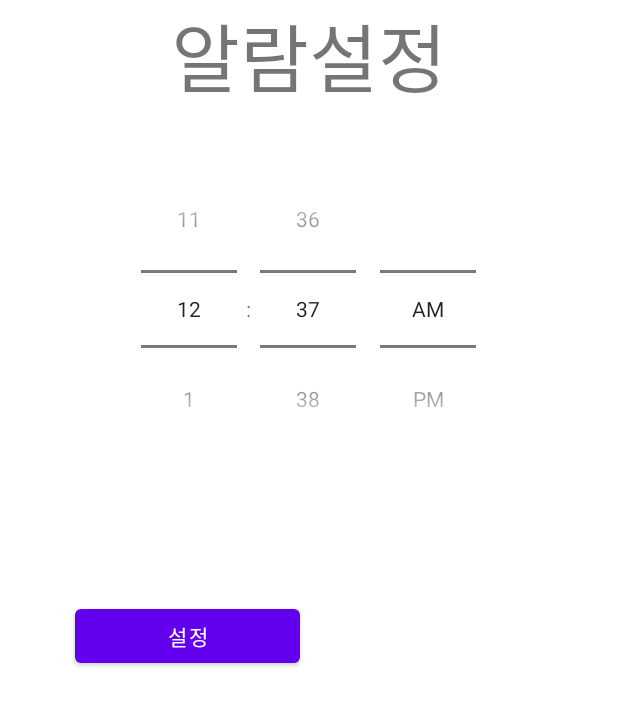
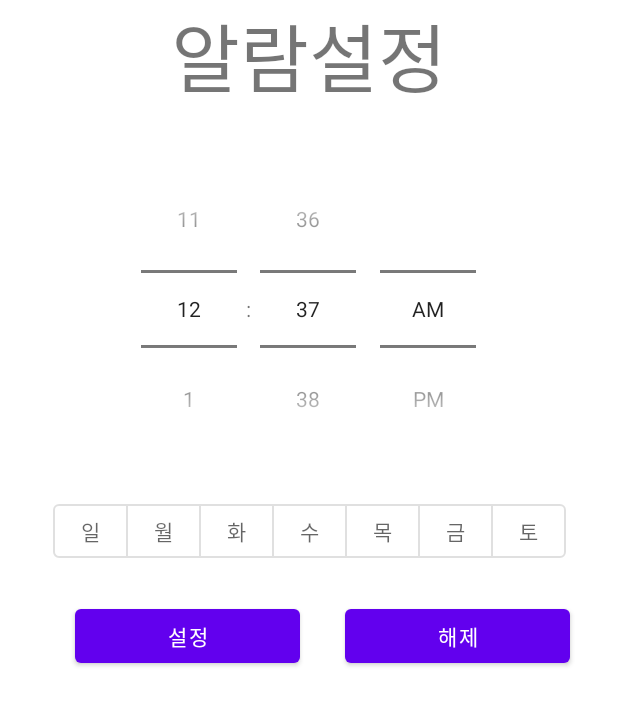
Before and after one commit to euni999/Diary, an Android app: the Alarm_Add screen opened directly, with no data from a screen before it, after a tap on "설정", on a phone screen of 412 x 824 dp. Shown: the top 705 px of the screen. Run offline under Robolectric (Android 15) with nearby library versions, the phone set to English and light mode, and no system bars.

Commit message:
알람 반복 구현

```diff
--- a/app/src/main/java/com/example/mhschedule/Alarm_Add.java
+++ b/app/src/main/java/com/example/mhschedule/Alarm_Add.java
@@ -14,9 +14,17 @@ import android.widget.Toast;
 
 import androidx.appcompat.app.AppCompatActivity;
 
+import com.google.android.material.button.MaterialButtonToggleGroup;
+
+import java.time.DayOfWeek;
+import java.util.ArrayList;
+import java.util.Arrays;
 import java.util.Calendar;
+import java.util.List;
 
 public class Alarm_Add extends AppCompatActivity {
+    static final String TAG = "Alarm_Add";
+
     AlarmManager alarmManager;
     TimePicker timePicker;
     Context context;
@@ -31,14 +39,20 @@ public class Alarm_Add extends AppCompatActivity {
 
         alarmManager = (AlarmManager) getSystemService(ALARM_SERVICE);
         timePicker = findViewById(R.id.time_picker);
+    }
 
+    public void setAlarm(View view)
+    {
+        MaterialButtonToggleGroup buttonToggleGroup = findViewById(R.id.toggle_button_group);
         final Calendar calendar = Calendar.getInstance();
 
-        // 알람 시작? 버튼
-        Button button = (Button) findViewById(R.id.set_alarm);
-        button.setOnClickListener(new View.OnClickListener() {
-            @Override
-            public void onClick(View view) {
+        // 요일 값 초기화
+        boolean[] weekends = {false,false,false,false,false,false,false};
+        Log.i(TAG,buttonToggleGroup.getCheckedButtonIds().toString());
+        int[] ButtonsIds = buttonToggleGroup.getCheckedButtonIds().stream().mapToInt(i->i).toArray();
+        for(int number : ButtonsIds)
+            weekends[number-1] = true;
+
         // 시간 가져오기
         int hour = timePicker.getHour();
         int minute = timePicker.getMinute();
@@ -47,6 +61,7 @@ public class Alarm_Add extends AppCompatActivity {
         calendar.set(Calendar.HOUR_OF_DAY,hour);
         calendar.set(Calendar.MINUTE,minute);
         calendar.set(Calendar.SECOND,0);
+        calendar.set(Calendar.MILLISECOND,0);
         Toast.makeText(Alarm_Add.this,"알람 예정 " + hour + "시 " + minute + "분",Toast.LENGTH_SHORT).show();
 
         Log.i("STATE","예약 시간 : " + calendar.getTime().toString());
@@ -55,31 +70,49 @@ public class Alarm_Add extends AppCompatActivity {
         final Intent alarm_intent = new Intent(context, Alarm_Receiver.class);
         // 액션 설정
         alarm_intent.setAction(Alarm_Receiver.ACTION_RESTART_SERVICE);
-
-                // receiver에 string 값 넘겨주기
-               // alarm_intent.putExtra("state","alarm on");
+        // 선택한 요일 값들 넘겨줌
+        alarm_intent.putExtra("weekend",weekends);
 
         // pendingIntent 설정
         pendingIntent = PendingIntent.getBroadcast(Alarm_Add.this,0,alarm_intent,PendingIntent.FLAG_UPDATE_CURRENT);
 
+        // 하루의 시간을 나타냄
+        long intervalDay = 1000 * 60 * 60  * 24;
+
+        long selectTime = calendar.getTimeInMillis();
+        long currentTime = System.currentTimeMillis();
+
+        //만일 내가 설정한 시간이 현재 시간보다 작다면 알람이 바로 울려버리기 때문에 이미 시간이 지난 알람은 다음날 울려야 한다.
+        if(currentTime>selectTime)
+            selectTime += intervalDay;
 
         /*
         sdk 23 이상부터는 Doze 모드가 있어 디바이스가 잠들면 알람매니저가 안먹힘
 
         https://developer.android.com/training/monitoring-device-state/doze-standby
         참조
-                * */
+        */
 
         // 알람설정
+        alarmManager.setRepeating(AlarmManager.RTC_WAKEUP,selectTime,intervalDay,pendingIntent);
+
+        /*
+        // 한번만 실행됨
         // set 함수보다 setExact 함수가 더 정확하게 스케쥴링 됨
         if(Build.VERSION.SDK_INT >= Build.VERSION_CODES.M)
             alarmManager.setExactAndAllowWhileIdle(AlarmManager.RTC_WAKEUP, calendar.getTimeInMillis(), pendingIntent);
         else if(Build.VERSION.SDK_INT >= Build.VERSION_CODES.KITKAT)
-                    alarmManager.setExact(AlarmManager.RTC_WAKEUP, calendar.getTimeInMillis(), pendingIntent);
+            alarmManager.setExact(AlarmManager.RTC_WAKEUP, calendar.getTimeInMillis(), pendingIntent);*/
 
         //alarmManager.set(AlarmManager.RTC_WAKEUP,calendar.getTimeInMillis(),pendingIntent);
         Log.i("STATE","알람 설정 성공!");
     }
-        });
+
+    public void cancelAlarm(View view)
+    {
+        Intent intent = new Intent(this, Alarm.class);
+        PendingIntent pendingIntent = PendingIntent.getBroadcast(this, 0, intent, 0);
+        alarmManager.cancel(pendingIntent);
     }
+
 }
--- a/app/src/main/java/com/example/mhschedule/Alarm_Receiver.java
+++ b/app/src/main/java/com/example/mhschedule/Alarm_Receiver.java
@@ -4,6 +4,8 @@ import android.content.BroadcastReceiver;
 import android.content.Context;
 import android.content.Intent;
 import android.util.Log;
+
+import java.util.Calendar;
 
 /*
 BroadcastReceiver는
@@ -12,24 +14,39 @@ BroadcastReceiver는
  */
 
 public class Alarm_Receiver extends BroadcastReceiver {
+    static final String TAG = "Alarm";
     Context context;
     public static final String ACTION_RESTART_SERVICE = "Restart";
 
     @Override
     public void onReceive(Context context, Intent intent)
     {
+        Log.d(TAG,"리시버 동작 시작!");
+        boolean[] weekends = intent.getBooleanArrayExtra("weekend");
+
+        Calendar calendar = Calendar.getInstance();
+        // 해당 요일이 알람이 안맞춰져있으면
+        if(!weekends[calendar.get(Calendar.DAY_OF_WEEK) - 1])
+        {
+            Log.d(TAG,"오늘은 알람울리는 날 아님");
+            return;
+        }
+
         if(intent.getAction().equals(ACTION_RESTART_SERVICE))
         {
+            Intent alarmIntent = new Intent(context,AlarmActivity.class);
+            // alarmIntent에 FLAG_ACTIVITY_NEW_TASK 라는 flag를 추가해주는 이유는 액티비티 밖에 있어도 실행이 될수 있도록 해줌
+            context.startActivity(alarmIntent.addFlags(Intent.FLAG_ACTIVITY_NEW_TASK));
+
+            /*
             Intent in = new Intent(context, Alarm_Service.class);
-            context.startService(in);
+            //context.startService(in);
+            // foreground 서비스
+            if (android.os.Build.VERSION.SDK_INT >= android.os.Build.VERSION_CODES.O)
+                context.startForegroundService(in);
+            else    // 백그라운드 서비스
+                context.startService(in);*/
         }
-
-        /*
-        // foreground 서비스
-        if (android.os.Build.VERSION.SDK_INT >= android.os.Build.VERSION_CODES.O)
-            this.context.startForegroundService(service_intent);
-        else    // 백그라운드 서비스
-            this.context.startService(service_intent);*/
 
         Log.i("STATE","리시브 동작끝!");
     }
--- a/app/src/main/res/layout/alarm_add.xml
+++ b/app/src/main/res/layout/alarm_add.xml
@@ -23,13 +23,72 @@
         android:layout_marginTop="100dp"
         />
 
+    <com.google.android.material.button.MaterialButtonToggleGroup
+        xmlns:android="http://schemas.android.com/apk/res/android"
+        android:id="@+id/toggle_button_group"
+        android:layout_width="wrap_content"
+        android:layout_height="wrap_content"
+        android:layout_marginTop="330dp"
+        android:layout_marginLeft="35dp"
+        android:layout_marginRight="30dp"
+        >
+
+        <com.google.android.material.button.MaterialButton
+            style="?attr/materialButtonOutlinedStyle"
+            android:layout_width="50dp"
+            android:layout_height="wrap_content"
+            android:text="일"/>
+        <com.google.android.material.button.MaterialButton
+            style="?attr/materialButtonOutlinedStyle"
+            android:layout_width="50dp"
+            android:layout_height="wrap_content"
+            android:text="월"/>
+        <com.google.android.material.button.MaterialButton
+            style="?attr/materialButtonOutlinedStyle"
+            android:layout_width="50dp"
+            android:layout_height="wrap_content"
+            android:text="화"/>
+        <com.google.android.material.button.MaterialButton
+            style="?attr/materialButtonOutlinedStyle"
+            android:layout_width="50dp"
+            android:layout_height="wrap_content"
+            android:text="수"/>
+        <com.google.android.material.button.MaterialButton
+            style="?attr/materialButtonOutlinedStyle"
+            android:layout_width="50dp"
+            android:layout_height="wrap_content"
+            android:text="목"/>
+        <com.google.android.material.button.MaterialButton
+            style="?attr/materialButtonOutlinedStyle"
+            android:layout_width="50dp"
+            android:layout_height="wrap_content"
+            android:text="금"/>
+        <com.google.android.material.button.MaterialButton
+            style="?attr/materialButtonOutlinedStyle"
+            android:layout_width="50dp"
+            android:layout_height="wrap_content"
+            android:text="토"/>
+    </com.google.android.material.button.MaterialButtonToggleGroup>
+
     <Button
         android:id="@+id/set_alarm"
         android:layout_width="150dp"
         android:layout_height="wrap_content"
         android:layout_weight="1"
         android:text="@string/alarm_set_btn"
+        android:onClick="setAlarm"
         android:layout_marginTop="400dp"
         android:layout_marginLeft="50dp"
         />
+
+    <Button
+        android:id="@+id/cancel_alarm"
+        android:layout_width="150dp"
+        android:layout_height="wrap_content"
+        android:layout_weight="1"
+        android:text="해제"
+        android:onClick="cancelAlarm"
+        android:layout_marginTop="400dp"
+        android:layout_marginLeft="230dp"
+        />
 </RelativeLayout>
```
Lines whose indentation alone changed are shown as unchanged.
